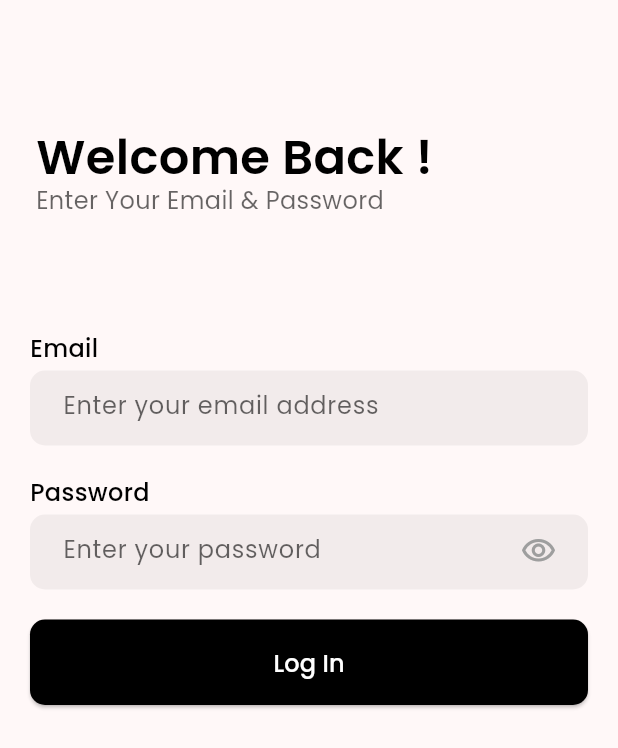
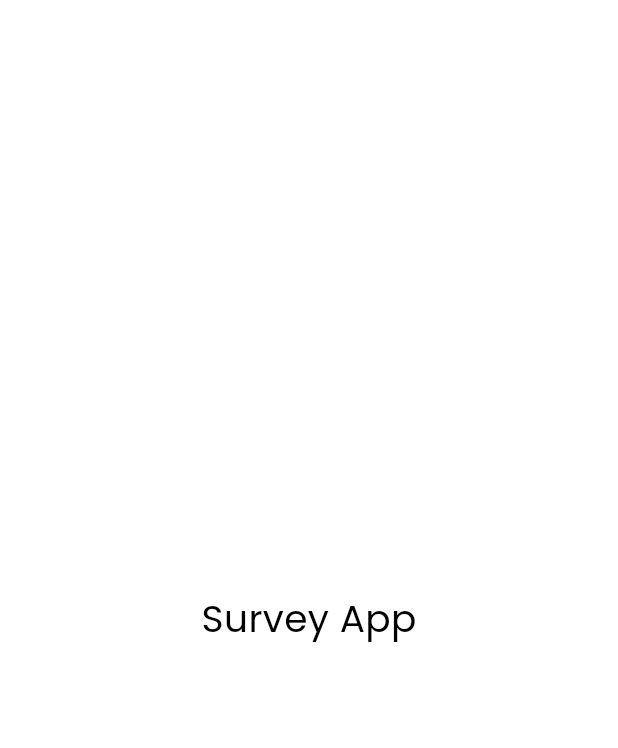
Before and after one commit to AADILKHAN99A/App_Development, a Flutter app: the first screen one second after launch, on a phone screen of 412 x 824 dp. Shown: the top 748 px of the screen. Run offline on Flutter 3.47's test engine with Material 2 defaults, Android fonts, the light colour scheme and no system bars; our stand-ins replace email_validator, flutter_svg, fluttertoast, google_fonts, image_picker, sqflite; accounts and stored records are empty.

Commit message:
Patch Update * App Icons Added * SplashScreen Added * UX Improvements

```diff
--- a/Survey/lib/main.dart
+++ b/Survey/lib/main.dart
@@ -1,11 +1,11 @@
 import 'package:flutter/foundation.dart';
 import 'package:flutter/material.dart';
 import 'package:google_fonts/google_fonts.dart';
+import 'package:survey/splash_screen.dart';
 import 'package:survey/survey_list.dart';
 import 'package:survey/widgets/widgets.dart';
 import 'package:email_validator/email_validator.dart';
 import 'package:fluttertoast/fluttertoast.dart';
-import 'package:survey/database_helper.dart';
 
 void main() {
   runApp(const Survey());
@@ -32,7 +32,7 @@ class Survey extends StatelessWidget {
       routes: {
         '/surveyList': (context) => SurveyList(),
       },
-      home: const Login(),
+      home: SplashScreen(),
     );
   }
 }
@@ -46,7 +46,6 @@ class Login extends StatefulWidget {
 
 class _MyHomePageState extends State<Login> {
   //.............VARIABLE DECLARATION..............
-  final dbHelper = DatabaseHelper.instance;
   String email = '';
   String password = '';
   bool passwordVisible = true;
@@ -102,7 +101,6 @@ class _MyHomePageState extends State<Login> {
   @override
   void initState() {
     super.initState();
-    dbHelper.db;
   }
 
   @override
--- /dev/null
+++ b/Survey/lib/splash_screen.dart
@@ -0,0 +1,41 @@
+import 'dart:async';
+import 'package:flutter/material.dart';
+import 'package:survey/main.dart';
+import 'package:survey/database_helper.dart';
+
+class SplashScreen extends StatefulWidget {
+  const SplashScreen({super.key});
+
+  @override
+  State<SplashScreen> createState() => SplashScreenState();
+}
+
+class SplashScreenState extends State<SplashScreen> {
+  final dbHelper = DatabaseHelper.instance;
+  @override
+  void initState() {
+    super.initState();
+      dbHelper.db;
+    Timer(const Duration(seconds: 2), () {
+      Navigator.pushReplacement(context,
+          MaterialPageRoute(builder: (BuildContext context) => const Login()));
+    });
+  }
+
+  @override
+  Widget build(BuildContext context) {
+    return Scaffold(
+      body: Container(
+        height: double.infinity,
+        width: double.infinity,
+        color: Colors.white,
+        child: const Center(
+          child: Text(
+            "Survey App",
+            style: TextStyle(color: Colors.black, fontSize: 25),
+          ),
+        ),
+      ),
+    );
+  }
+}
```
Also changed, not shown: Survey/lib/database_helper.dart (+7 -0 lines), Survey/lib/devices.dart (+19 -9 lines), Survey/lib/info.dart (+3 -7 lines), Survey/lib/survey_list.dart (+14 -8 lines), 18 other files.
